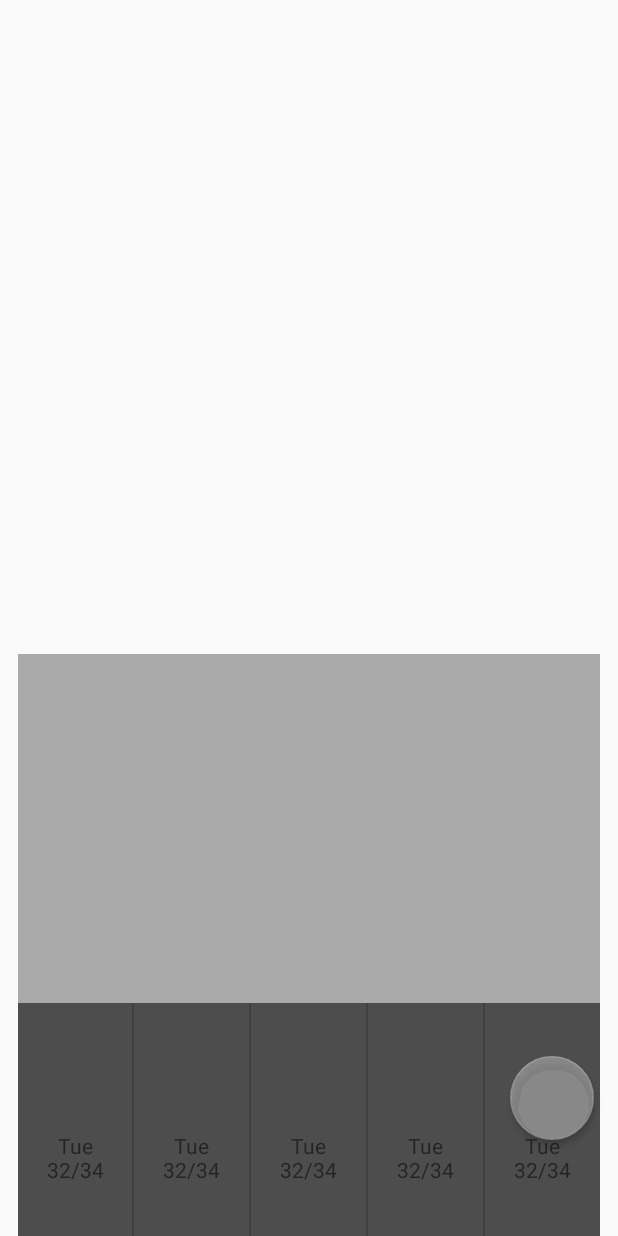
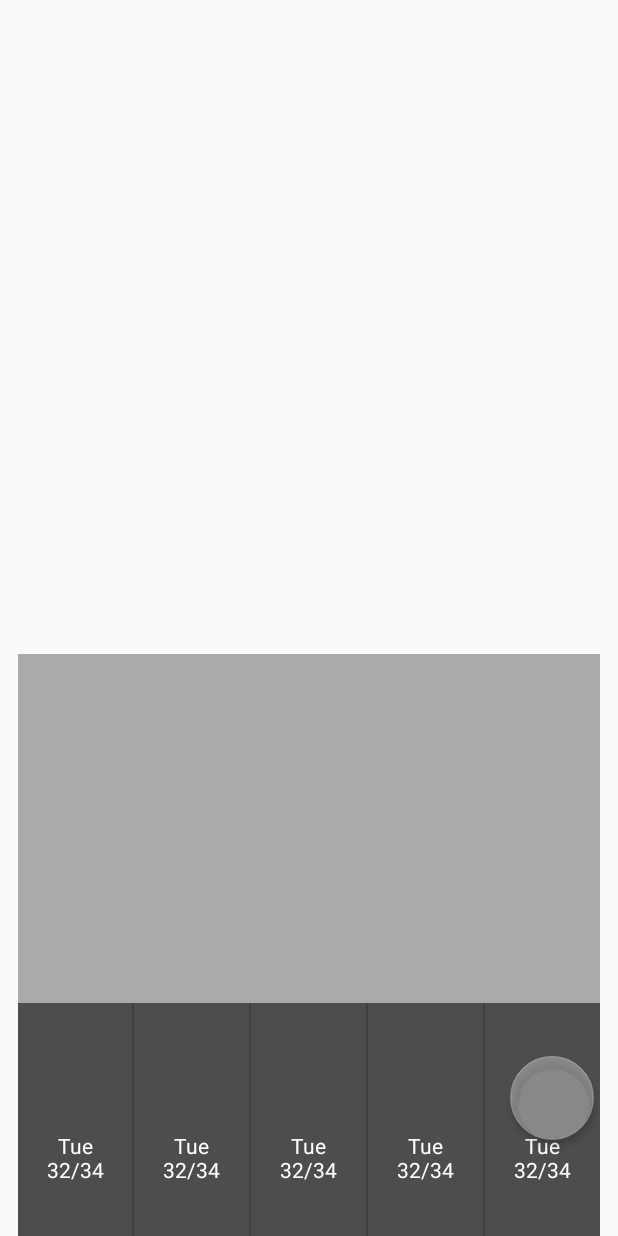
Before and after one commit to NiuPoYao/OneFignerSlyte, an Android app: the screen it shows after launch (MainActivity), after a tap on "OK", on a phone screen of 412 x 824 dp. Run offline under Robolectric (Android 15) with nearby library versions, the phone set to English and light mode, and no system bars; 13 statements that could not run were skipped.

```diff
--- a/app/src/main/java/xniuniux/onefignerslyte/MainActivity.java
+++ b/app/src/main/java/xniuniux/onefignerslyte/MainActivity.java
@@ -216,6 +216,12 @@ public class MainActivity extends AppCompatActivity implements OnFragmentInterac
 
     }
 
+    @Override
+    public void onStart(){
+        mGoogleApiClient.connect();
+        Log.d(LOG_TAG,"onStart, connection: " + mGoogleApiClient.isConnected() + ", connecting: " + mGoogleApiClient.isConnecting());
+        super.onStart();
+    }
 
     @Override
     public void onResume() {
@@ -224,16 +230,15 @@ public class MainActivity extends AppCompatActivity implements OnFragmentInterac
     }
 
     @Override
-    public void onStart(){
-        Log.d(LOG_TAG,"onStart");
-        mGoogleApiClient.connect();
-        Log.d(LOG_TAG,"onStart, connection: " + mGoogleApiClient.isConnected() + ", connecting: " + mGoogleApiClient.isConnecting());
-        super.onStart();
+    public void onPause(){
+        super.onPause();
+        if (mGoogleApiClient.isConnected()){
+            LocationServices.FusedLocationApi.removeLocationUpdates(mGoogleApiClient, this);
+        }
     }
 
     @Override
     public void onStop(){
-        LocationServices.FusedLocationApi.removeLocationUpdates(mGoogleApiClient, this);
         mGoogleApiClient.disconnect();
         super.onStop();
     }
@@ -456,13 +461,13 @@ public class MainActivity extends AppCompatActivity implements OnFragmentInterac
         }
     }
 
+
     @Override
     public boolean onCreateOptionsMenu(Menu menu) {
         // Inflate the menu; this adds items to the action bar if it is present.
         getMenuInflater().inflate(R.menu.menu_main, menu);
         return true;
     }
-
 
     //TODO
     @Override
@@ -757,6 +762,12 @@ public class MainActivity extends AppCompatActivity implements OnFragmentInterac
     }
 
 
+    @Override
+    public void onConnected(@Nullable Bundle bundle) {
+        Log.d(LOG_TAG, "onConnect client connected: " + mGoogleApiClient.isConnected());
+        this.updateLocation();
+    }
+
     public void updateLocation() {
         Log.d(LOG_TAG, "updatelocation, " + mGoogleApiClient.isConnected());
         if (ActivityCompat.checkSelfPermission(this, Manifest.permission.ACCESS_FINE_LOCATION) != PackageManager.PERMISSION_GRANTED ||
@@ -778,13 +789,6 @@ public class MainActivity extends AppCompatActivity implements OnFragmentInterac
     }
 
     @Override
-    public void onLocationChanged(Location location) {
-        Log.d(LOG_TAG, "Location has changed");
-
-    }
-
-
-    @Override
     public void onRequestPermissionsResult(int requestCode, String[] permissions, int[] grantResults) {
         if (requestCode == REQUEST_CODE_UPDATELOCATION) {
             if (permissions.length == 2 &&
@@ -801,6 +805,12 @@ public class MainActivity extends AppCompatActivity implements OnFragmentInterac
 
     }
 
+    @Override
+    public void onLocationChanged(Location location) {
+        Log.d(LOG_TAG, "Location has changed");
+        mLastLocation = location;
+    }
+
     public HashMap<String, Float> getLocation() {
         HashMap<String, Float> absLocation = new HashMap<>();
         if(mLastLocation != null) {
@@ -813,12 +823,6 @@ public class MainActivity extends AppCompatActivity implements OnFragmentInterac
     }
 
     @Override
-    public void onConnected(@Nullable Bundle bundle) {
-        Log.d(LOG_TAG, "onConnect client connected: " + mGoogleApiClient.isConnected());
-        this.updateLocation();
-    }
-
-    @Override
     public void onConnectionSuspended(int i) {
 
     }
--- a/app/src/main/java/xniuniux/onefignerslyte/PagerFragmentWeatherForecast.java
+++ b/app/src/main/java/xniuniux/onefignerslyte/PagerFragmentWeatherForecast.java
@@ -10,6 +10,7 @@ import android.util.Log;
 import android.view.LayoutInflater;
 import android.view.View;
 import android.view.ViewGroup;
+import android.widget.LinearLayout;
 
 import org.json.JSONArray;
 import org.json.JSONException;
@@ -35,7 +36,7 @@ public class PagerFragmentWeatherForecast extends Fragment {
     private static final String ARG_UNIT = "unit";
 
     private ArrayList<Object> hourlyForecastData;
-    private ArrayList<Map<String, String>> dailyForecast;
+    private ArrayList<Map<String, String>> dailyForecastData;
     private Map<String, Float> absLocation = new HashMap<>();
 
     private String mLocation;
@@ -51,6 +52,7 @@ public class PagerFragmentWeatherForecast extends Fragment {
     }
 
     private LineAndBarChartView weatherChart;
+    private LinearLayout dailyForecast;
 
     public PagerFragmentWeatherForecast() {
     }
@@ -87,6 +89,7 @@ public class PagerFragmentWeatherForecast extends Fragment {
         ViewGroup bodyContainer =  (ViewGroup) rootView.findViewById(R.id.pager_body);
         View bodyRootView = inflater.inflate(R.layout.pager_body_weather_forecast, bodyContainer, true);
         weatherChart = (LineAndBarChartView) bodyRootView.findViewById(R.id.weather_stat_chart);
+        dailyForecast = (LinearLayout) bodyRootView.findViewById(R.id.bottom_information);
         new FetchWeather().execute();
         return rootView;
     }
@@ -103,17 +106,17 @@ public class PagerFragmentWeatherForecast extends Fragment {
             HttpURLConnection urlConnection = null;
             BufferedReader reader = null;
             String forecastJsonStr = null;
-            //absLocation = ((MainActivity) getActivity()).getLocation();
+            absLocation = ((MainActivity) getActivity()).getLocation();
             String latitude;
             String longitude;
-            /*if (absLocation != null) {
+            if (absLocation != null) {
                 latitude = Float.toString(absLocation.get("latitude"));
                 longitude = Float.toString(absLocation.get("longitude"));
             } else {
                 latitude = "51.500125";
                 longitude = "0";
-            }*/
-            //Log.d(LOG_TAG, latitude + ", " +longitude);
+            }
+            Log.d(LOG_TAG, latitude + ", " + longitude);
             final String preUrl = "http://api.wunderground.com/api/";
             Uri builtUri = Uri.parse(preUrl).buildUpon()
                     .appendPath(BuildConfig.WUNDERGROUND_API_KEY)
@@ -247,6 +250,7 @@ public class PagerFragmentWeatherForecast extends Fragment {
             weatherChart.mQpf.addAll(Arrays.asList( (Integer[]) array.get(5)) );
             weatherChart.mPop.addAll(Arrays.asList( (Integer[]) array.get(6)) );
             //Log.d(LOG_TAG,"mHour size: " + weatherChart.mHour.size());
+
             weatherChart.requestLayout();
 
         }
--- a/app/src/main/res/layout/pager_body_weather_forecast.xml
+++ b/app/src/main/res/layout/pager_body_weather_forecast.xml
@@ -41,16 +41,17 @@
             android:layout_weight="1"
             android:orientation="vertical">
             <ImageView
-                android:id="@+id/condition_image"
+                android:id="@+id/condition_image_1st"
                 android:layout_width="match_parent"
                 android:layout_height="0dp"
                 android:layout_weight="1"/>
             <TextView
-                android:id="@+id/description"
+                android:id="@+id/description_1st"
                 android:layout_width="match_parent"
                 android:layout_height="0dp"
                 android:layout_weight="2"
                 android:gravity="center"
+                android:textColor="@color/color_text"
                 android:text="Tue\n32/34"/>
         </LinearLayout>
 
@@ -60,14 +61,17 @@
             android:layout_weight="1"
             android:orientation="vertical">
             <ImageView
+                android:id="@+id/condition_image_2nd"
                 android:layout_width="match_parent"
                 android:layout_height="0dp"
                 android:layout_weight="1"/>
             <TextView
+                android:id="@+id/description_2nd"
                 android:layout_width="match_parent"
                 android:layout_height="0dp"
                 android:layout_weight="2"
                 android:gravity="center"
+                android:textColor="@color/color_text"
                 android:text="Tue\n32/34"/>
         </LinearLayout>
 
@@ -77,14 +81,17 @@
             android:layout_weight="1"
             android:orientation="vertical">
             <ImageView
+                android:id="@+id/condition_image_3rd"
                 android:layout_width="match_parent"
                 android:layout_height="0dp"
                 android:layout_weight="1"/>
             <TextView
+                android:id="@+id/description_3rd"
                 android:layout_width="match_parent"
                 android:layout_height="0dp"
                 android:layout_weight="2"
                 android:gravity="center"
+                android:textColor="@color/color_text"
                 android:text="Tue\n32/34"/>
         </LinearLayout>
 
@@ -94,14 +101,17 @@
             android:layout_weight="1"
             android:orientation="vertical">
             <ImageView
+                android:id="@+id/condition_image_4th"
                 android:layout_width="match_parent"
                 android:layout_height="0dp"
                 android:layout_weight="1"/>
             <TextView
+                android:id="@+id/description_4th"
                 android:layout_width="match_parent"
                 android:layout_height="0dp"
                 android:layout_weight="2"
                 android:gravity="center"
+                android:textColor="@color/color_text"
                 android:text="Tue\n32/34"/>
         </LinearLayout>
 
@@ -111,16 +121,20 @@
             android:layout_weight="1"
             android:orientation="vertical">
             <ImageView
+                android:id="@+id/condition_image_5th"
                 android:layout_width="match_parent"
                 android:layout_height="0dp"
                 android:layout_weight="1"/>
             <TextView
+                android:id="@+id/description_5th"
                 android:layout_width="match_parent"
                 android:layout_height="0dp"
                 android:layout_weight="2"
                 android:gravity="center"
+                android:textColor="@color/color_text"
                 android:text="Tue\n32/34"/>
         </LinearLayout>
+
 
     </LinearLayout>
 
```
